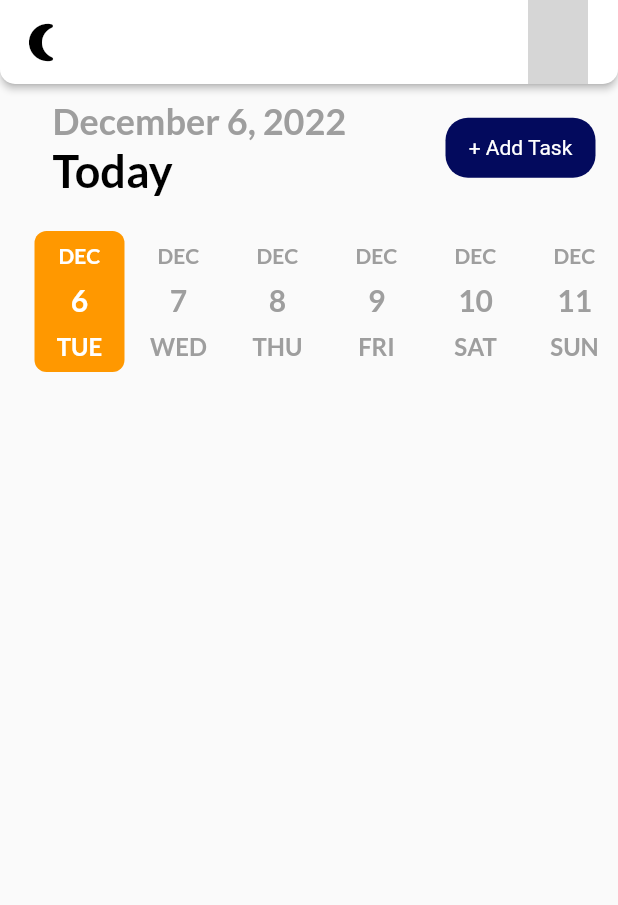
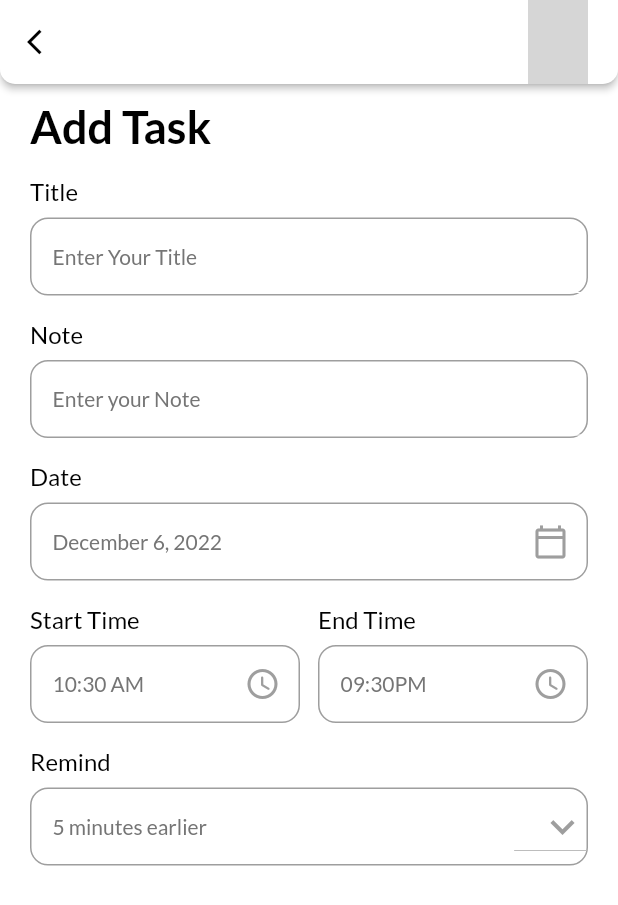
Before and after one commit to imakb4r/flutter_to_do_app_with_dynamic_theme_chnaged, a Flutter app: the screen it shows after launch, after a tap on "+ Add Task", on a phone screen of 412 x 824 dp. Shown: the top 905 px of the screen. Run offline on Flutter 3.47's test engine with Material 2 defaults, Android fonts, the light colour scheme and no system bars; drawn by our look-alikes of date_picker_timeline; our stand-ins replace flutter_local_notifications, get, get_storage, google_fonts, timezone; grey boxes are pictures that could not be loaded.

Commit message:
improve UIs

```diff
--- /dev/null
+++ b/lib/ui/add_task_page.dart
@@ -0,0 +1,190 @@
+import 'package:flutter/material.dart';
+import 'package:flutter_to_do_app/ui/theme.dart';
+import 'package:flutter_to_do_app/ui/widgets/inputform_field.dart';
+import 'package:get/get.dart';
+import 'package:intl/intl.dart';
+
+class AddTaskPage extends StatefulWidget {
+  const AddTaskPage({super.key});
+
+  @override
+  State<AddTaskPage> createState() => _AddTaskPageState();
+}
+
+class _AddTaskPageState extends State<AddTaskPage> {
+  DateTime _selectDate = DateTime.now();
+  String _endTime = "09:30PM";
+  String _startTime = DateFormat("hh:mm a").format(DateTime.now()).toString();
+  int _selectedRemind = 5;
+  List<int> remindList = [
+    5,
+    10,
+    15,
+    20,
+  ];
+  @override
+  Widget build(BuildContext context) {
+    return Scaffold(
+      backgroundColor: context.theme.backgroundColor,
+      appBar: _appBar(),
+      body: Container(
+        padding: const EdgeInsets.only(left: 20, right: 20, top: 10),
+        child: SingleChildScrollView(
+          child: Column(
+            crossAxisAlignment: CrossAxisAlignment.start,
+            children: [
+              Text(
+                "Add Task",
+                style: headingStyle,
+              ),
+              const MyInputField(hint: "Enter Your Title", label: "Title"),
+              const MyInputField(hint: "Enter your Note", label: "Note"),
+              MyInputField(
+                hint: DateFormat.yMMMMd().format(_selectDate),
+                label: "Date",
+                widget: IconButton(
+                  onPressed: () {
+                    _getDateFromUser();
+                  },
+                  icon: const Icon(
+                    Icons.calendar_today_outlined,
+                    color: Colors.grey,
+                  ),
+                ),
+              ),
+              Row(
+                children: [
+                  Expanded(
+                    child: MyInputField(
+                      label: "Start Time",
+                      hint: _startTime,
+                      widget: IconButton(
+                        icon: const Icon(
+                          Icons.access_time_rounded,
+                          color: Colors.grey,
+                        ),
+                        onPressed: () {
+                          _getTimeFromUser(isStartTime: true);
+                        },
+                      ),
+                    ),
+                  ),
+                  const SizedBox(
+                    width: 12,
+                  ),
+                  Expanded(
+                    child: MyInputField(
+                      label: "End Time",
+                      hint: _endTime,
+                      widget: IconButton(
+                        icon: const Icon(
+                          Icons.access_time_rounded,
+                          color: Colors.grey,
+                        ),
+                        onPressed: () {
+                          _getTimeFromUser(isStartTime: false);
+                        },
+                      ),
+                    ),
+                  ),
+                ],
+              ),
+              MyInputField(
+                hint: "$_selectedRemind minutes earlier",
+                label: "Remind",
+                widget: DropdownButton(
+                    icon: Icon(
+                      Icons.keyboard_arrow_down,
+                      color: Colors.grey,
+                    ),
+                    iconSize: 32,
+                    elevation: 4,
+                    style: subTitleStyle,
+                    items:
+                        remindList.map<DropdownMenuItem<String>>((int value) {
+                      return DropdownMenuItem<String>(
+                        value: value.toString(),
+                        child: Text(value.toString()),
+                      );
+                    }).toList(),
+                    onChanged: (String? value) {  },),
+              ),
+            ],
+          ),
+        ),
+      ),
+    );
+  }
+
+  _appBar() {
+    return AppBar(
+      backgroundColor: context.theme.backgroundColor,
+      elevation: 2,
+      shadowColor: Colors.black,
+      shape: const RoundedRectangleBorder(
+        borderRadius: BorderRadius.only(
+          bottomLeft: Radius.circular(10.0),
+          bottomRight: Radius.circular(10.0),
+        ),
+      ),
+      leading: GestureDetector(
+        onTap: () {
+          Get.back();
+        },
+        child: Icon(
+          Icons.arrow_back_ios,
+          size: 20,
+          color: Get.isDarkMode ? Colors.white : Colors.black,
+        ),
+      ),
+      actions: const [
+        CircleAvatar(
+          backgroundImage: AssetImage('assets/images/model1.png'),
+        ),
+        SizedBox(
+          width: 20,
+        ),
+      ],
+    );
+  }
+
+  _getDateFromUser() async {
+    DateTime? _pickerDate = await showDatePicker(
+      context: context,
+      initialDate: DateTime.now(),
+      firstDate: DateTime(2015),
+      lastDate: DateTime(2025),
+    );
+
+    if (_pickerDate != null) {
+      setState(() {
+        _selectDate = _pickerDate;
+      });
+    } else {
+      print("Something went wrong");
+    }
+  }
+
+  _getTimeFromUser({required bool isStartTime}) {
+    var pickedTime = _showTimePicker();
+    String _formatedTime = pickedTime.format.toString();
+    if (pickedTime == null) {
+      print("Time Cancled");
+    } else if (isStartTime == true) {
+      _startTime = _formatedTime;
+    } else if (isStartTime == false) {
+      _endTime = _formatedTime;
+    }
+  }
+
+  _showTimePicker() {
+    return showTimePicker(
+      initialEntryMode: TimePickerEntryMode.input,
+      context: context,
+      initialTime: TimeOfDay(
+        hour: 9,
+        minute: 10,
+      ),
+    );
+  }
+}
--- a/lib/ui/home_page.dart
+++ b/lib/ui/home_page.dart
@@ -4,6 +4,7 @@
 import 'package:flutter/src/widgets/framework.dart';
 import 'package:flutter_to_do_app/services/notification_sevice.dart';
 import 'package:flutter_to_do_app/services/themes_services.dart';
+import 'package:flutter_to_do_app/ui/add_task_page.dart';
 import 'package:flutter_to_do_app/ui/theme.dart';
 import 'package:flutter_to_do_app/ui/widgets/button.dart';
 import 'package:get/get.dart';
@@ -50,7 +51,7 @@
         height: 100,
         width: 60,
         initialSelectedDate: DateTime.now(),
-            selectionColor: Colors.orange,
+        selectionColor: primaryColor,
         selectedTextColor: Colors.white,
         dateTextStyle: GoogleFonts.lato(
           textStyle: const TextStyle(
@@ -83,7 +84,8 @@
 
   Container _addTaskBar() {
     return Container(
-      margin: const EdgeInsets.only(left: 15, right: 15, top: 10),
+      margin: const EdgeInsets.only(left: 15, right: 15, top:
+       10),
       child: Row(
         mainAxisAlignment: MainAxisAlignment.spaceBetween,
         children: [
@@ -105,7 +107,11 @@
               ],
             ),
           ),
-          MyButton(label: "+ Add Task", onTap: () => null)
+          MyButton(
+              label: "+ Add Task",
+              onTap: () {
+                Get.to(AddTaskPage());
+              }),
         ],
       ),
     );
@@ -125,13 +131,13 @@
       leading: GestureDetector(
         onTap: () {
           ThemeService().switchTheme();
-          // notifyHelper.displayNotification(
-          //   title: "Theme Changed",
-          //   body: Get.isDarkMode
-          //       ? "Activated Light Theme"
-          //       : "Activated Dark Theme",
-          // );
-          // notifyHelper.scheduledNotification();
+          notifyHelper.displayNotification(
+            title: "Theme Changed",
+            body: Get.isDarkMode
+                ? "Activated Light Theme"
+                : "Activated Dark Theme",
+          );
+          //notifyHelper.scheduledNotification();
         },
         child: Icon(
           Get.isDarkMode ? Icons.sunny : Icons.nightlight_round,
--- a/lib/ui/theme.dart
+++ b/lib/ui/theme.dart
@@ -2,7 +2,7 @@
 import 'package:google_fonts/google_fonts.dart';
 import 'package:get/get.dart';
 
-const Color bluishColor = Color.fromARGB(255, 3, 10, 93);
+const Color bluishColor = Color.fromARGB(255, 84, 98, 241);
 const Color yellowColor = Color(0xFFFFB746);
 const Color pinkColor = Color(0xFFff4667);
 const Color white = Colors.white;
@@ -45,3 +45,23 @@
     ),
   );
 }
+
+TextStyle get titleStyle {
+  return GoogleFonts.lato(
+    textStyle: TextStyle(
+      fontSize: 16,
+      fontWeight: FontWeight.w400,
+      color: Get.isDarkMode ? Colors.white : Colors.black,
+    ),
+  );
+}
+
+TextStyle get subTitleStyle {
+  return GoogleFonts.lato(
+    textStyle: TextStyle(
+      fontSize: 14,
+      fontWeight: FontWeight.w400,
+      color: Get.isDarkMode ? Colors.grey[100] : Colors.grey[600],
+    ),
+  );
+}
--- a/lib/ui/widgets/button.dart
+++ b/lib/ui/widgets/button.dart
@@ -3,14 +3,14 @@
 
 class MyButton extends StatelessWidget {
   final String label;
-  final Function onTap;
+  final Function()? onTap;
   const MyButton({Key? key, required this.label, required this.onTap})
       : super(key: key);
 
   @override
   Widget build(BuildContext context) {
     return GestureDetector(
-      onTap: () => onTap,
+      onTap: onTap,
       child: Container(
         height: 40,
         width: 100,
--- /dev/null
+++ b/lib/ui/widgets/inputform_field.dart
@@ -0,0 +1,84 @@
+import 'package:flutter/cupertino.dart';
+import 'package:flutter/material.dart';
+import 'package:flutter/src/widgets/container.dart';
+import 'package:flutter/src/widgets/framework.dart';
+import 'package:flutter_to_do_app/ui/theme.dart';
+import 'package:get/get.dart';
+
+class MyInputField extends StatelessWidget {
+  final String label;
+  final String hint;
+  final TextEditingController? controller;
+  final Widget? widget;
+
+  const MyInputField({
+    super.key,
+    required this.hint,
+    required this.label,
+    this.controller,
+    this.widget,
+  });
+
+  @override
+  Widget build(BuildContext context) {
+    return Container(
+      margin: EdgeInsets.only(top: 16),
+      child: Column(
+        crossAxisAlignment: CrossAxisAlignment.start,
+        children: [
+          Text(
+            label,
+            style: titleStyle,
+          ),
+          Container(
+            margin: const EdgeInsets.only(top: 8.0),
+            padding: EdgeInsets.only(left: 14),
+            height: 52,
+            decoration: BoxDecoration(
+              border: Border.all(
+                color: Colors.grey,
+                width: 1.0,
+              ),
+              borderRadius: BorderRadius.circular(12.0),
+            ),
+            child: Row(
+              children: [
+                Expanded(
+                  child: TextFormField(
+                    readOnly: widget == null ? false : true,
+                    autofocus: false,
+                    cursorColor:
+                        Get.isDarkMode ? Colors.grey[100] : Colors.grey[700],
+                    controller: controller,
+                    style: subTitleStyle,
+                    decoration: InputDecoration(
+                      hintText: hint,
+                      hintStyle: subTitleStyle,
+                      focusedBorder: UnderlineInputBorder(
+                        borderSide: BorderSide(
+                          color: context.theme.backgroundColor,
+                          width: 0,
+                        ),
+                      ),
+                      enabledBorder: UnderlineInputBorder(
+                        borderSide: BorderSide(
+                          color: context.theme.backgroundColor,
+                          width: 0,
+                        ),
+                      ),
+                    ),
+                  ),
+                ),
+                widget == null
+                    ? Container()
+                    : Container(
+                        child: widget,
+                      ),
+              ],
+            ),
+          )
+        ],
+      ),
+    );
+  }
+}
```
Lines whose indentation alone changed are shown as unchanged.
